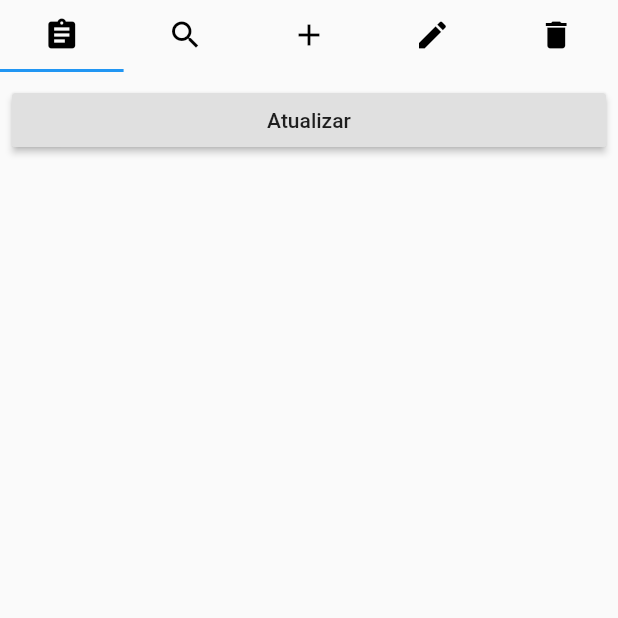
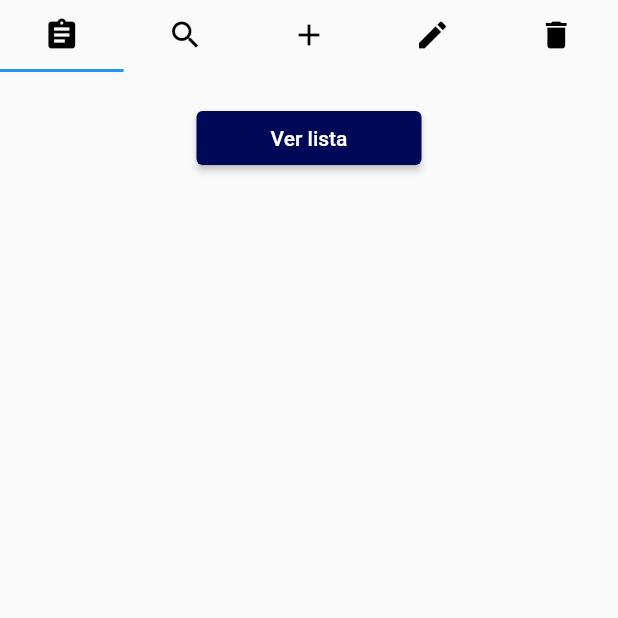
Before and after one commit to devbridgelabs/Primeiro-App-Flutter, a Flutter app: the CarCrudHome screen opened directly, on a phone screen of 412 x 824 dp, the top half of it. Run offline on Flutter 3.47's test engine with Material 2 defaults, Android fonts, the light colour scheme and no system bars; our stand-ins replace bottom_navy_bar, camera, curved_navigation_bar, flutter_mobx, flutter_svg, geocoding and 10 more; missing offline and left inert: flutter_polyline_points, google_directions_api, graphic, map_launcher; accounts and stored records are empty; generated files the repository leaves out were written again.

Commit message:
Pronto para gerar a 2º apk

```diff
--- a/lib/crud3/car_crud_home.dart
+++ b/lib/crud3/car_crud_home.dart
@@ -88,13 +88,28 @@ class _CarCrudHomeState extends State<CarCrudHome> {
                 itemCount: cars.length + 1,
                 itemBuilder: (BuildContext context, int index) {
                   if (index == cars.length) {
-                    return RaisedButton(
-                      child: Text('Atualizar'),
+                    return Center(
+                      child: Padding(
+                        padding: const EdgeInsets.only(
+                          left: 0,
+                          bottom: 0,
+                          right: 0,
+                          top: 12,
+                        ),
+                        child: ButtonTheme(
+                          textTheme: ButtonTextTheme.primary,
+                          buttonColor: Color.fromARGB(255, 0, 9, 88),
+                          minWidth: 150,
+                          child: RaisedButton(
                             onPressed: () {
                               setState(() {
                                 _queryAll();
                               });
                             },
+                            child: Text('Ver lista'),
+                          ),
+                        ),
+                      ),
                     );
                   }
                   return Container(
@@ -129,6 +144,9 @@ class _CarCrudHomeState extends State<CarCrudHome> {
                 },
               ),
             ),
+            ListView(
+              // ignore: prefer_const_literals_to_create_immutables
+              children: [
                 Center(
                   child: Column(
                     children: <Widget>[
@@ -155,7 +173,7 @@ class _CarCrudHomeState extends State<CarCrudHome> {
                         height: 100,
                       ),
                       Container(
-                    height: 100,
+                        height: 400,
                         child: ListView.builder(
                           padding: const EdgeInsets.all(8),
                           itemCount: carsByName.length,
@@ -175,6 +193,8 @@ class _CarCrudHomeState extends State<CarCrudHome> {
                       ),
                     ],
                   ),
+                ),
+              ],
             ),
             Center(
               child: Column(
@@ -199,13 +219,20 @@ class _CarCrudHomeState extends State<CarCrudHome> {
                       ),
                     ),
                   ),
-                  RaisedButton(
-                    child: Text('Salvar'),
+                  Center(
+                    child: ButtonTheme(
+                      textTheme: ButtonTextTheme.primary,
+                      buttonColor: Colors.green,
+                      minWidth: 140,
+                      child: RaisedButton(
                         onPressed: () {
                           String name = nameController.text;
                           int miles = int.parse(milesController.text);
                           _insert(name, miles);
                         },
+                        child: Text('Salvar'),
+                      ),
+                    ),
                   ),
                 ],
               ),
@@ -246,14 +273,21 @@ class _CarCrudHomeState extends State<CarCrudHome> {
                           ),
                         ),
                       ),
-                      RaisedButton(
-                        child: Text('Alterar detalhes do carro'),
+                      Center(
+                        child: ButtonTheme(
+                          textTheme: ButtonTextTheme.primary,
+                          buttonColor: Color.fromARGB(255, 255, 230, 0),
+                          minWidth: 190,
+                          child: RaisedButton(
                             onPressed: () {
                               int id = int.parse(idUpdateController.text);
                               String name = nameUpdateController.text;
                               int miles = int.parse(milesUpdateController.text);
                               _update(id, name, miles);
                             },
+                            child: Text('Alterar detalhes do carro'),
+                          ),
+                        ),
                       ),
                     ],
                   ),
@@ -273,12 +307,19 @@ class _CarCrudHomeState extends State<CarCrudHome> {
                       ),
                     ),
                   ),
-                  RaisedButton(
-                    child: Text('Deletar'),
+                  Center(
+                    child: ButtonTheme(
+                      textTheme: ButtonTextTheme.primary,
+                      buttonColor: Color.fromARGB(255, 225, 15, 0),
+                      minWidth: 190,
+                      child: RaisedButton(
                         onPressed: () {
                           int id = int.parse(idDeleteController.text);
                           _delete(id);
                         },
+                        child: Text('Excluir'),
+                      ),
+                    ),
                   ),
                 ],
               ),
```
Lines whose indentation alone changed are shown as unchanged.
